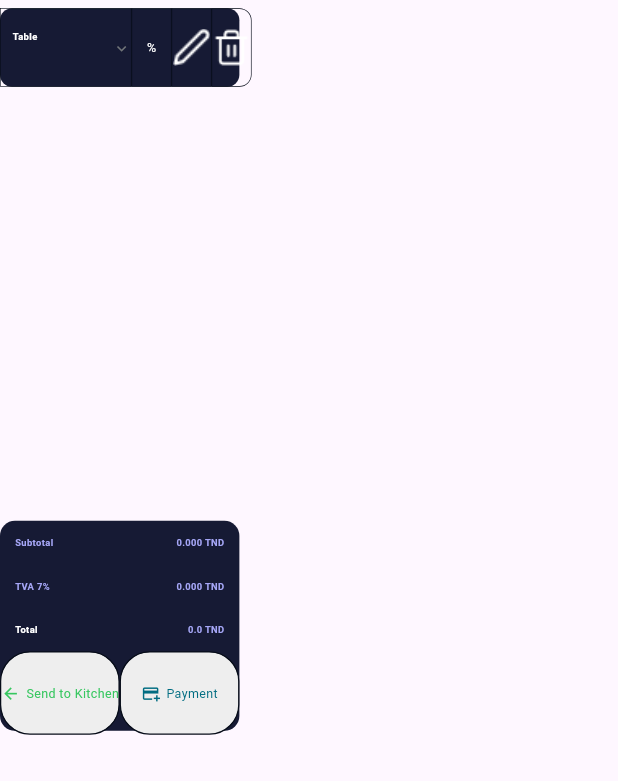
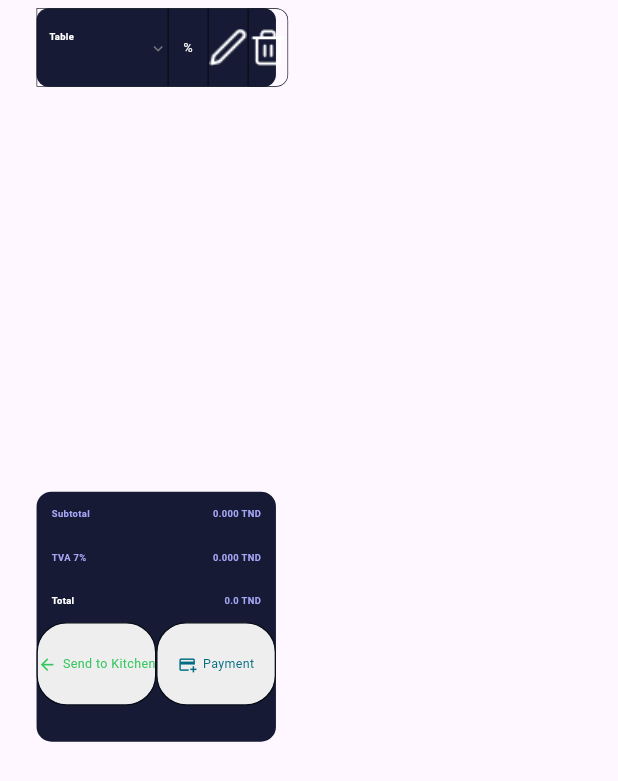
Before and after one commit to MaalejAymanFMS/Klitchy-Deployement, a Flutter app: the RightDrawer widget shown alone on an empty page, opened directly with empty values, on a phone screen of 412 x 824 dp. Shown: the top 781 px of the screen. Run offline on Flutter 3.47's test engine with Material 2 defaults, Android fonts, the phone set to English and light mode, and no system bars; our stand-ins replace get_it, pdf, printing, shared_preferences; missing offline and left inert: dart:html, virtual_keyboard_2; accounts and stored records are empty; network calls fail.

Commit message:
width list orders

```diff
--- a/lib/views/right_drawer.dart
+++ b/lib/views/right_drawer.dart
@@ -151,8 +151,8 @@ class _RightDrawerState extends State<RightDrawer> {
   @override
   Widget build(BuildContext context) {
     return SizedBox(
-      width: 383.h,
-      height: 887.v,
+      width: 500.h,
+      height: 900.v,
       child: Padding(
         padding: EdgeInsets.symmetric(vertical: 10.v),
         child: Column(
--- a/lib/widget/right_drawer/buttom_component.dart
+++ b/lib/widget/right_drawer/buttom_component.dart
@@ -23,7 +23,7 @@ class _ButtomComponentState extends State<ButtomComponent> {
   Widget build(BuildContext context) {
     return Container(
       width: 383.h,
-      height: 252.v,
+      height: 300.v,
       decoration: BoxDecoration(
         color: AppColors.itemsColor,
         borderRadius: BorderRadius.circular(10),
```
